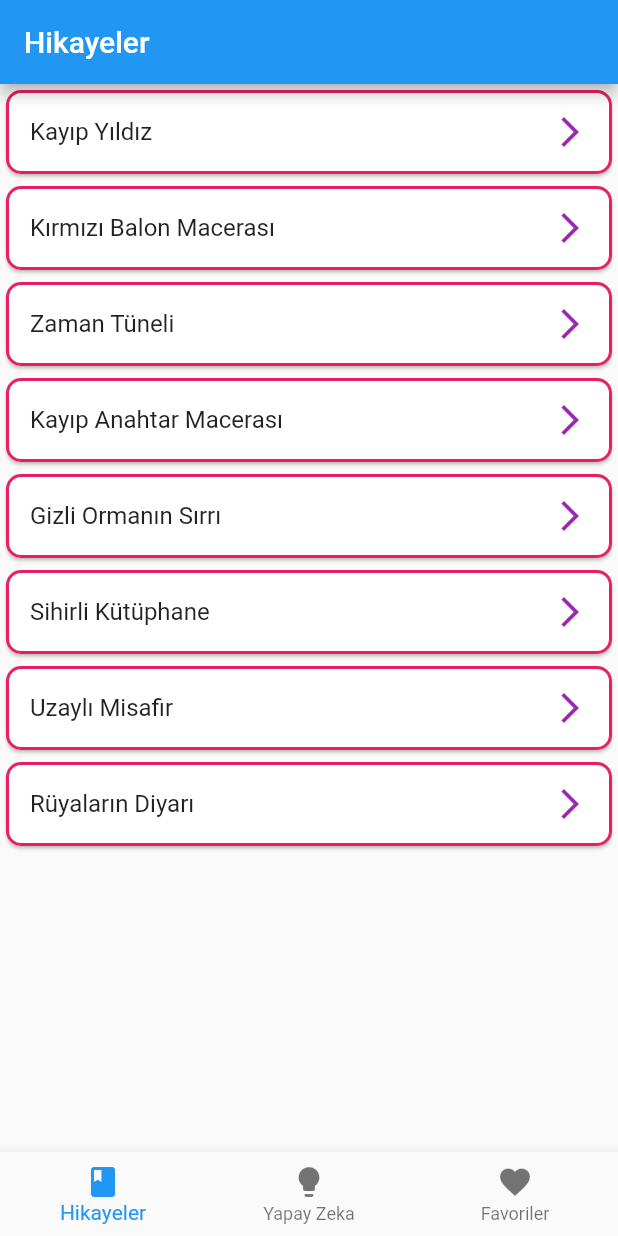
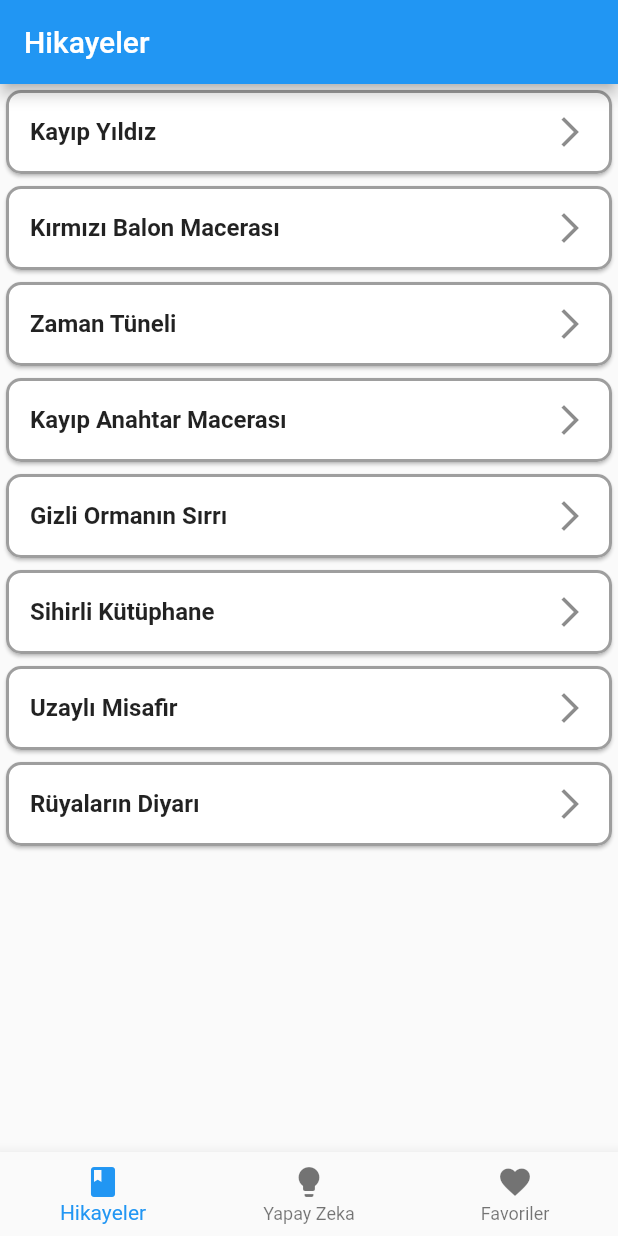
Before and after one commit to guvennmehmet/hackathon, a Flutter app: the screen it shows after launch, on a phone screen of 412 x 824 dp. Run offline on Flutter 3.47's test engine with Material 2 defaults, Android fonts, the phone set to English and light mode, and no system bars; our stand-ins replace hive, palette_generator; accounts and stored records are empty.

Commit message:
feat: added navigation to Story Card

```diff
--- a/lib/widgets/story_card.dart
+++ b/lib/widgets/story_card.dart
@@ -1,5 +1,7 @@
 import 'package:flutter/material.dart';
 import 'package:hackathon/models/story.dart';
+import 'package:hackathon/pages/story_detail_page.dart';
+import 'package:hive/hive.dart';
 
 class StoryCard extends StatelessWidget {
   final Story story;
@@ -12,22 +14,36 @@ class StoryCard extends StatelessWidget {
       shape: RoundedRectangleBorder(
         borderRadius: BorderRadius.circular(10.0),
         side: const BorderSide(
-          color: Colors.pink,
+          color: Colors.grey,
           width: 2.0,
         ),
       ),
       child: ListTile(
-        title: Text(story.storyTitle),
+        title: Text(
+          story.storyTitle,
+          style: const TextStyle(fontWeight: FontWeight.bold),
+        ),
         onTap: () {
-          Navigator.of(context).pushNamed(
-            '/story-detail',
-            arguments: story,
-          );
+          final scrollController = ScrollController();
+
+          Navigator.push(
+            context,
+            MaterialPageRoute(
+              builder: (context) => StoryDetailPage(
+                story: story,
+                scrollController: scrollController,
+              ),
+            ),
+          ).then((updatedStory) {
+            if (updatedStory != null) {
+              if (!updatedStory.isFavorite) {
+                final favoriteBox = Hive.box<Story>('favoriteStories');
+                favoriteBox.delete(updatedStory.key);
+              }
+            }
+          });
         },
-        trailing: const Icon(
-            Icons.arrow_forward_ios,
-          color: Colors.purple,
-        ),
+        trailing: const Icon(Icons.arrow_forward_ios),
       ),
     );
   }
```
